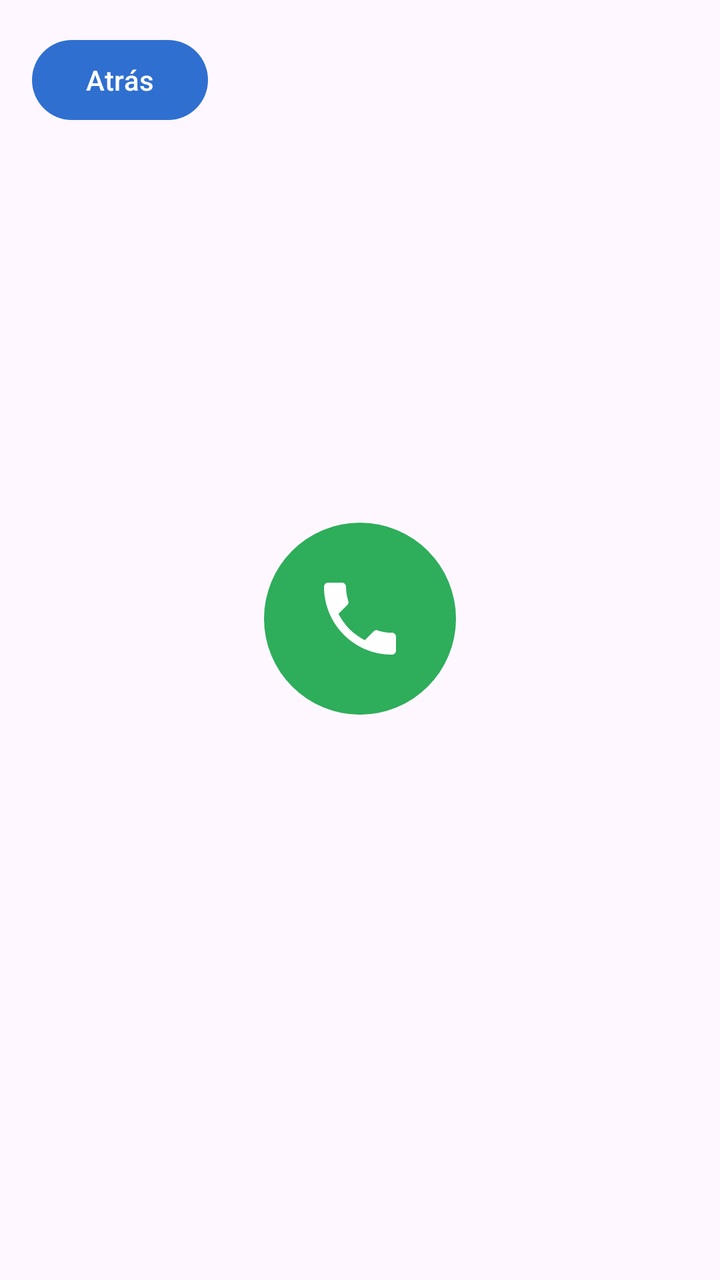
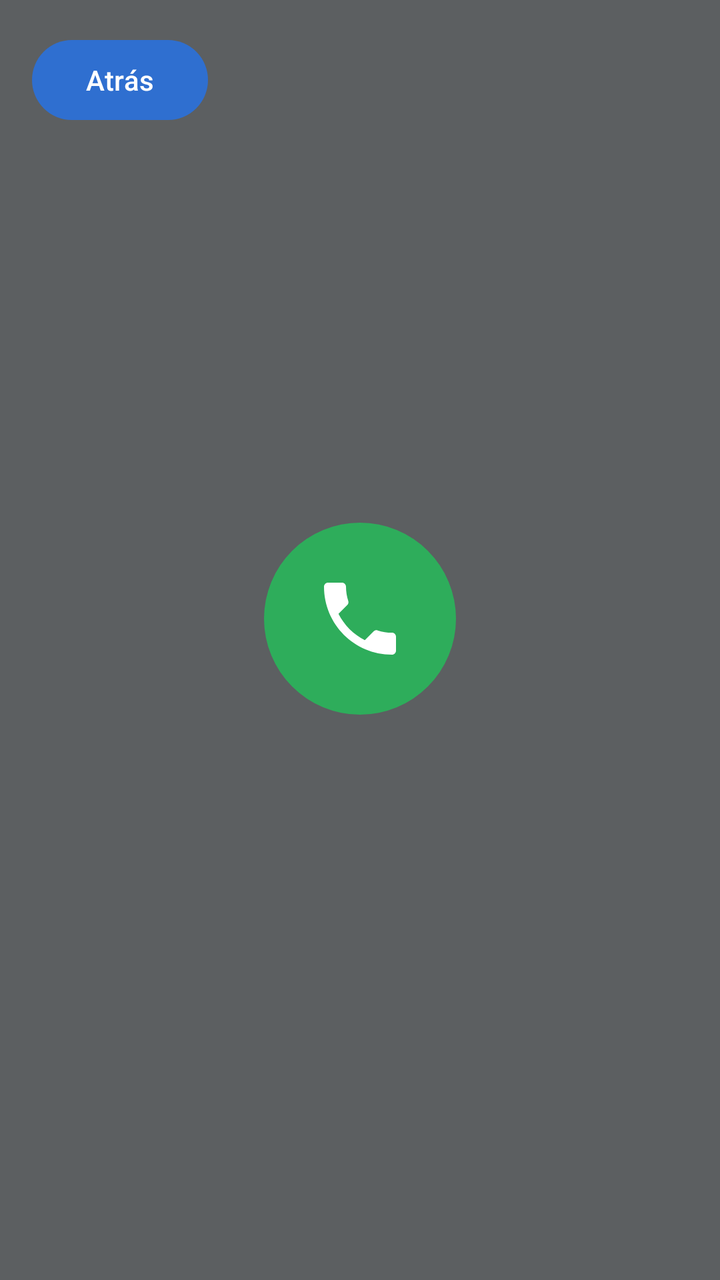

Compare the two renders of this Android layout. The source of the first and the diff that turns it into the second are given below.
<!-- AndroidManifest.xml: application theme Theme.Examen_1_Registro_Contacto -->
<!-- res/layout/activity_llamar.xml -->
<?xml version="1.0" encoding="utf-8"?>
<LinearLayout xmlns:android="http://schemas.android.com/apk/res/android"
    android:layout_width="match_parent"
    android:layout_height="match_parent"
    android:orientation="vertical"
    android:padding="16dp">

    <Button
        android:id="@+id/btnAtras"
        android:layout_width="wrap_content"
        android:layout_height="wrap_content"
        android:text="@string/atras" />

    <TextView
        android:id="@+id/tvNumero"
        android:layout_width="match_parent"
        android:layout_height="wrap_content"
        android:layout_marginTop="80dp"
        android:gravity="center"
        android:textColor="@color/texto"
        android:textSize="28sp" />

    <ImageButton
        android:id="@+id/btnLlamar"
        android:layout_width="96dp"
        android:layout_height="96dp"
        android:layout_gravity="center_horizontal"
        android:layout_marginTop="80dp"
        android:background="@drawable/bg_circulo_verde"
        android:contentDescription="@string/llamar"
        android:src="@drawable/ic_call" />
</LinearLayout>
<!-- resources referenced by this layout -->
<resources>
  <color name="texto">#222222</color>
  <!-- drawable bg_circulo_verde (drawable) -->
  <?xml version="1.0" encoding="utf-8"?>
  <shape xmlns:android="http://schemas.android.com/apk/res/android" android:shape="oval">
      <solid android:color="@color/verde_llamada" />
  
  </shape>
  <!-- drawable ic_call (drawable) -->
  <?xml version="1.0" encoding="utf-8"?>
  <vector xmlns:android="http://schemas.android.com/apk/res/android"
      android:width="48dp" android:height="48dp"
      android:viewportWidth="24" android:viewportHeight="24">
      <path android:fillColor="#FFFFFF"
          android:pathData="M6.62,10.79c1.44,2.83 3.76,5.14 6.59,6.59l2.2,-2.2c0.27,-0.27 0.67,-0.36 1.02,-0.24 1.12,0.37 2.33,0.57 3.57,0.57 0.55,0 1,0.45 1,1V20c0,0.55 -0.45,1 -1,1 -9.39,0 -17,-7.61 -17,-17 0,-0.55 0.45,-1 1,-1h3.5c0.55,0 1,0.45 1,1 0,1.25 0.2,2.45 0.57,3.57 0.11,0.35 0.03,0.74 -0.25,1.02l-2.2,2.2z" />
  
  </vector>
  <string name="atras">Atrás</string>
  <string name="llamar">Llamar</string>
  <style name="Theme.Examen_1_Registro_Contacto" parent="Base.Theme.Examen_1_Registro_Contacto" />
  <color name="verde_llamada">#2EAD5B</color>
  <style name="Base.Theme.Examen_1_Registro_Contacto" parent="Theme.Material3.DayNight.NoActionBar">
          <item name="colorPrimary">@color/azul_boton</item>
          <item name="colorPrimaryVariant">@color/azul_boton</item>
          <item name="colorOnPrimary">@android:color/white</item>
          <item name="android:statusBarColor">@color/azul_boton</item>
      </style>
  <color name="azul_boton">#2F6FD0</color>
</resources>

<!-- the commit's change to res/layout/activity_llamar.xml (unified diff, before → after) -->
@@ -2,6 +2,7 @@
 <LinearLayout xmlns:android="http://schemas.android.com/apk/res/android"
     android:layout_width="match_parent"
     android:layout_height="match_parent"
+    android:background="@color/material_dynamic_neutral40"
     android:orientation="vertical"
     android:padding="16dp">
 
@@ -17,7 +18,7 @@
         android:layout_height="wrap_content"
         android:layout_marginTop="80dp"
         android:gravity="center"
-        android:textColor="@color/texto"
+        android:textColor="@color/white"
         android:textSize="28sp" />
 
     <ImageButton
<!-- resource entries referenced after the edit -->
@@ -1,6 +1,6 @@
 <!-- resources referenced by this layout -->
 <resources>
-  <color name="texto">#222222</color>
+  <color name="white">#FFFFFFFF</color>
   <!-- drawable bg_circulo_verde (drawable) -->
   <?xml version="1.0" encoding="utf-8"?>
   <shape xmlns:android="http://schemas.android.com/apk/res/android" android:shape="oval">
